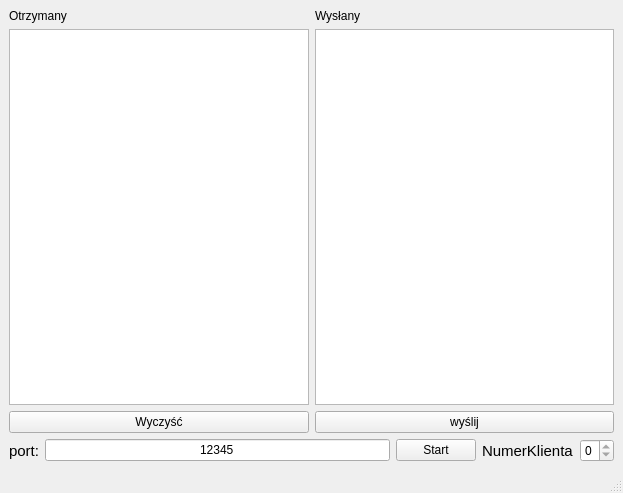
This is servermv.ui in KacRab/sk-proj as Qt 5 draws it before an edit. The edited form follows.
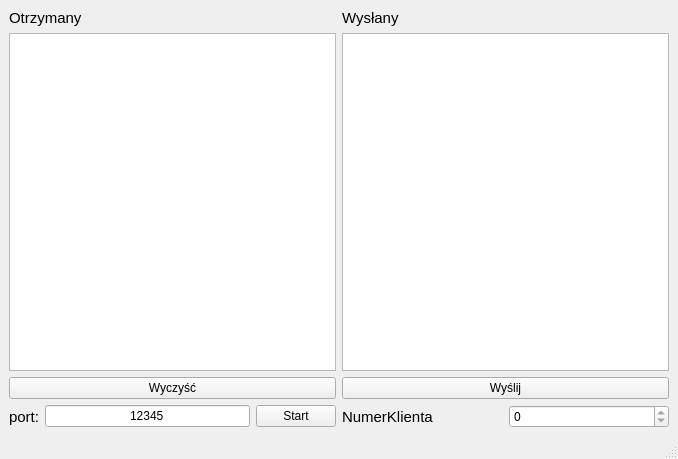
This is the edited form.

Patch:
```diff
--- a/servermv.ui
+++ b/servermv.ui
@@ -6,36 +6,37 @@
    <rect>
     <x>0</x>
     <y>0</y>
-    <width>623</width>
-    <height>493</height>
+    <width>678</width>
+    <height>459</height>
    </rect>
   </property>
   <property name="windowTitle">
    <string>ServerMV</string>
   </property>
   <widget class="QWidget" name="centralwidget">
-   <layout class="QVBoxLayout" name="verticalLayout">
-    <item>
-     <layout class="QGridLayout" name="gridLayout_4">
-      <item row="0" column="0" colspan="2">
-       <layout class="QGridLayout" name="gridLayout_3">
-        <item row="0" column="0">
          <layout class="QGridLayout" name="gridLayout">
           <item row="0" column="0">
+     <layout class="QVBoxLayout" name="verticalLayout">
+      <item>
            <widget class="QLabel" name="label_2">
+        <property name="font">
+         <font>
+          <pointsize>11</pointsize>
+         </font>
+        </property>
             <property name="text">
              <string>Otrzymany</string>
             </property>
            </widget>
           </item>
-          <item row="1" column="0">
+      <item>
            <widget class="QTextEdit" name="recEdit">
             <property name="readOnly">
              <bool>true</bool>
             </property>
            </widget>
           </item>
-          <item row="2" column="0">
+      <item>
            <widget class="QPushButton" name="clrBut">
             <property name="text">
              <string>Wyczyść</string>
@@ -45,25 +46,28 @@
          </layout>
         </item>
         <item row="0" column="1">
-         <layout class="QGridLayout" name="gridLayout_2">
-          <item row="0" column="0">
+     <layout class="QVBoxLayout" name="verticalLayout_2">
+      <item>
            <widget class="QLabel" name="label_3">
+        <property name="font">
+         <font>
+          <pointsize>11</pointsize>
+         </font>
+        </property>
             <property name="text">
              <string>Wysłany</string>
             </property>
            </widget>
           </item>
-          <item row="1" column="0">
+      <item>
            <widget class="QTextEdit" name="sendText"/>
           </item>
-          <item row="2" column="0">
+      <item>
            <widget class="QPushButton" name="sendBut">
             <property name="text">
-             <string>wyślij</string>
-            </property>
-           </widget>
-          </item>
-         </layout>
+         <string>Wyślij</string>
+        </property>
+       </widget>
         </item>
        </layout>
       </item>
@@ -124,8 +128,6 @@
        </layout>
       </item>
      </layout>
-    </item>
-   </layout>
   </widget>
   <widget class="QMenuBar" name="menubar">
    <property name="geometry">
```
Left out of the diff: 4 changed lines with no effect on the pictures. Lines whose indentation alone changed are shown as unchanged.
